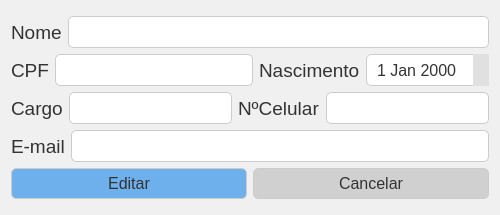
Above: clinica_cpp/janelaEdicaoColaboradores/edicaocolaboradores.ui from juander/Projeto_CPP before the change. Below: the same form after it.
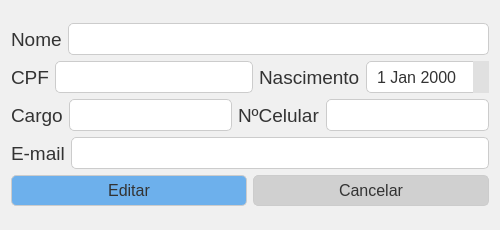
That is the form after the change. Icons and pictures are not drawn.

```diff
--- a/clinica_cpp/janelaEdicaoColaboradores/edicaocolaboradores.ui
+++ b/clinica_cpp/janelaEdicaoColaboradores/edicaocolaboradores.ui
@@ -7,7 +7,7 @@
     <x>0</x>
     <y>0</y>
     <width>500</width>
-    <height>215</height>
+    <height>230</height>
    </rect>
   </property>
   <property name="windowTitle">
```
Left out of the diff: 2 changed lines with no effect on the pictures.
